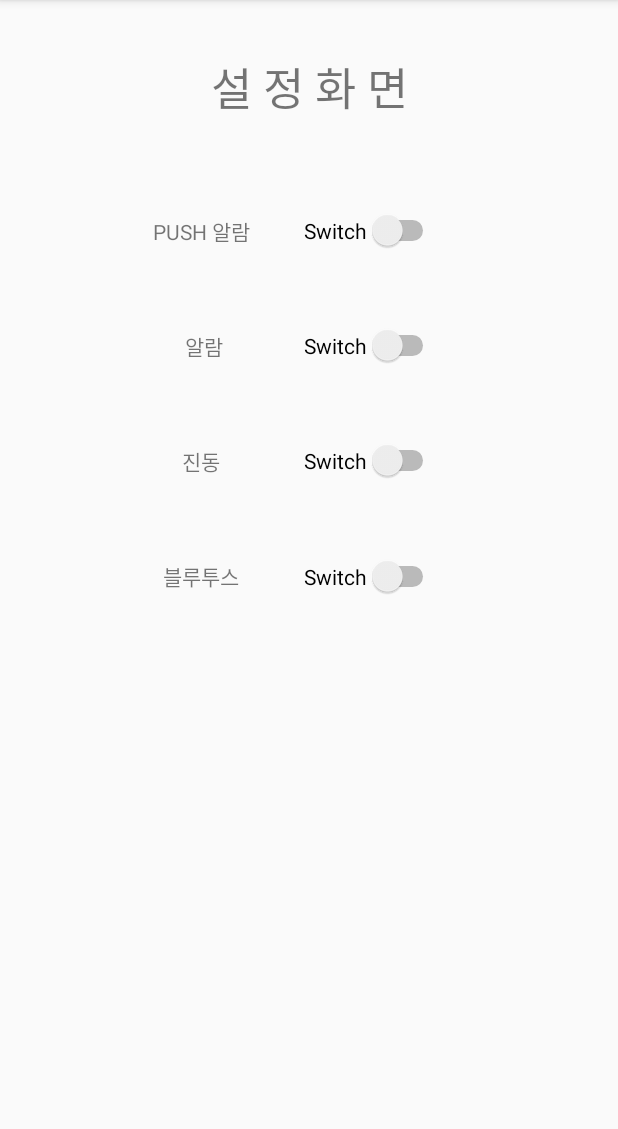
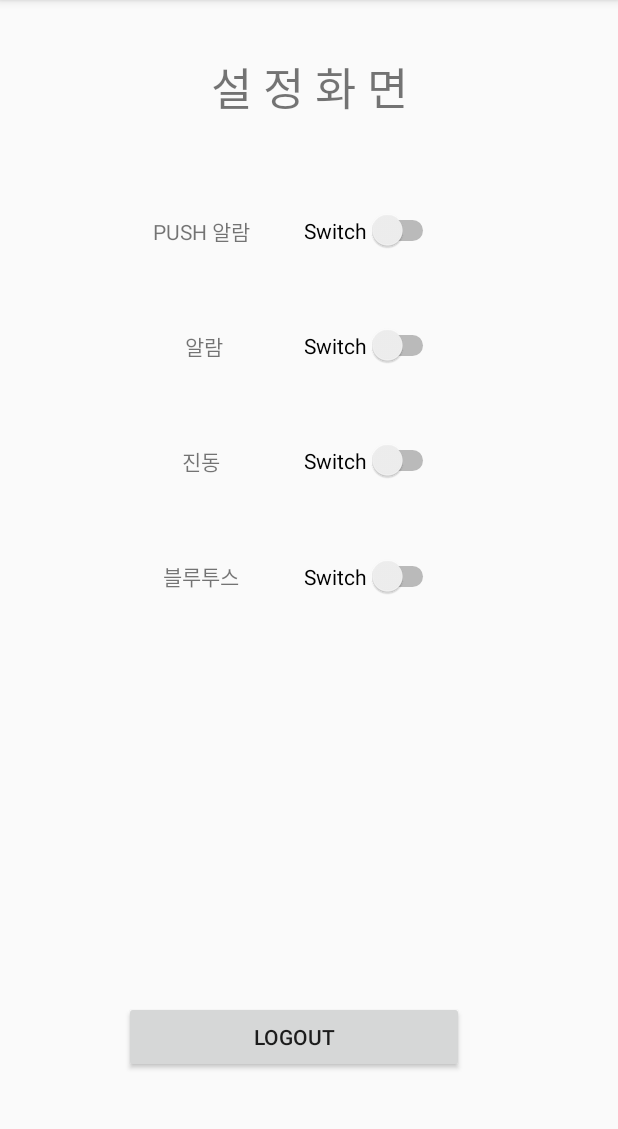
Before and after one commit to bkdoo/SmartBabyProject, an Android app: the SetupActivity screen opened directly, with no data from a screen before it, on a phone screen of 412 x 824 dp, the part 84-1213 px from its top. Run offline under Robolectric (Android 15) with nearby library versions, the phone set to English and light mode, and no system bars.

Commit message:
로그아웃 기능 추가

```diff
--- a/SmartBaby/app/src/main/java/com/example/student/smartbaby/SetupActivity.java
+++ b/SmartBaby/app/src/main/java/com/example/student/smartbaby/SetupActivity.java
@@ -1,13 +1,36 @@
 package com.example.student.smartbaby;
 
+import android.content.Context;
+import android.content.Intent;
+import android.content.SharedPreferences;
 import android.support.v7.app.AppCompatActivity;
 import android.os.Bundle;
+import android.view.View;
+import android.widget.Button;
 
 public class SetupActivity extends AppCompatActivity {
+
+    Button btn_logout;
+    SharedPreferences sharedPreferences;
 
     @Override
     protected void onCreate(Bundle savedInstanceState) {
         super.onCreate(savedInstanceState);
         setContentView(R.layout.activity_setup);
+
+        btn_logout= (Button) findViewById(R.id.btn_logout);
+        sharedPreferences = getSharedPreferences("login_info", Context.MODE_PRIVATE);
+
+        btn_logout.setOnClickListener(new View.OnClickListener() {
+            @Override
+            public void onClick(View v) {
+                SharedPreferences.Editor editor = sharedPreferences.edit();
+                editor.putString("autoLogin", "");
+                editor.commit();
+
+                Intent intentToLogin = new Intent(getApplicationContext(), LoginActivity.class);
+                startActivity(intentToLogin);
+            }
+        });
     }
 }
--- a/SmartBaby/app/src/main/res/layout/activity_setup.xml
+++ b/SmartBaby/app/src/main/res/layout/activity_setup.xml
@@ -188,4 +188,22 @@
         app:layout_constraintEnd_toEndOf="parent"
         app:layout_constraintStart_toStartOf="parent"
         app:layout_constraintTop_toTopOf="parent" />
+
+    <Button
+        android:id="@+id/btn_logout"
+        android:layout_width="0dp"
+        android:layout_height="wrap_content"
+        android:text="Logout"
+        app:layout_constraintBottom_toBottomOf="parent"
+        app:layout_constraintEnd_toStartOf="@+id/guideline20"
+        app:layout_constraintHorizontal_bias="0.5"
+        app:layout_constraintStart_toEndOf="@+id/guideline13"
+        app:layout_constraintTop_toBottomOf="@+id/guideline39" />
+
+    <android.support.constraint.Guideline
+        android:id="@+id/guideline39"
+        android:layout_width="wrap_content"
+        android:layout_height="wrap_content"
+        android:orientation="horizontal"
+        app:layout_constraintGuide_percent="0.8" />
 </android.support.constraint.ConstraintLayout>
```
